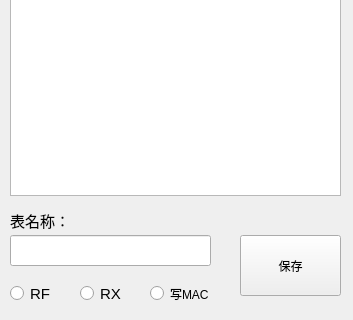
dnvycumt/machinemgr, file createwidget.ui: the form before one commit; both pictures show x 0 to 353 and y 195 to 515 of the 353 by 515 pixel window.
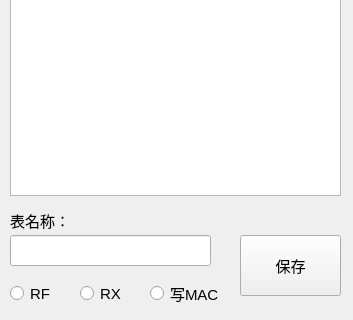
The form after the commit.

Patch:
```diff
--- a/createwidget.ui
+++ b/createwidget.ui
@@ -57,7 +57,7 @@
     <rect>
      <x>10</x>
      <y>480</y>
-     <width>89</width>
+     <width>51</width>
      <height>17</height>
     </rect>
    </property>
@@ -107,6 +107,11 @@
      <height>61</height>
     </rect>
    </property>
+   <property name="font">
+    <font>
+     <pointsize>11</pointsize>
+    </font>
+   </property>
    <property name="text">
     <string>保存</string>
    </property>
@@ -116,7 +121,7 @@
     <rect>
      <x>80</x>
      <y>480</y>
-     <width>89</width>
+     <width>41</width>
      <height>17</height>
     </rect>
    </property>
@@ -134,10 +139,15 @@
     <rect>
      <x>150</x>
      <y>480</y>
-     <width>89</width>
+     <width>71</width>
      <height>17</height>
     </rect>
    </property>
+   <property name="font">
+    <font>
+     <pointsize>11</pointsize>
+    </font>
+   </property>
    <property name="text">
     <string>写MAC</string>
    </property>
```
